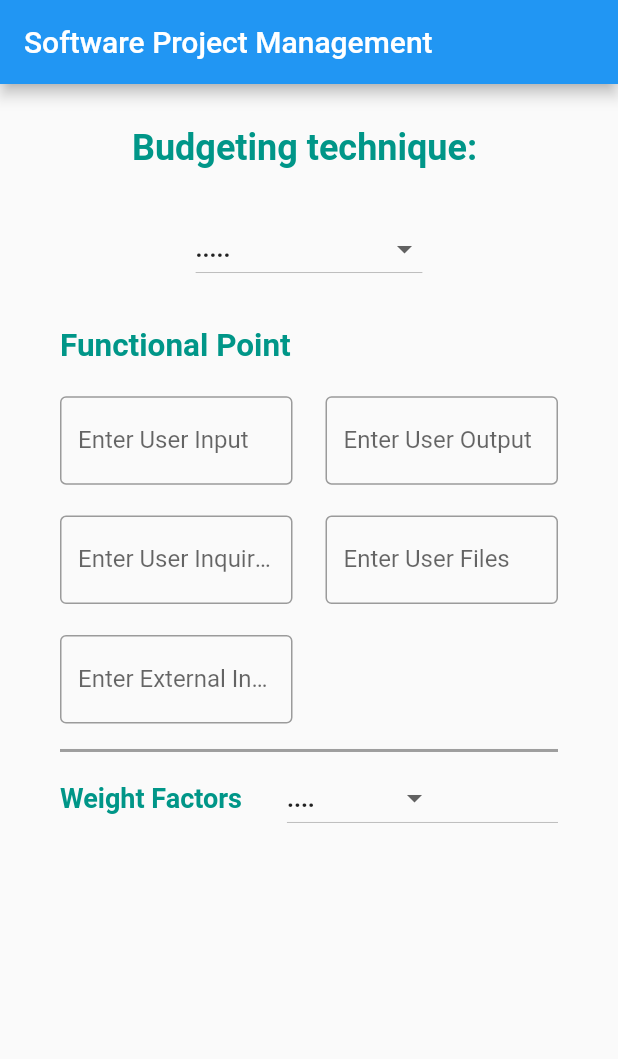
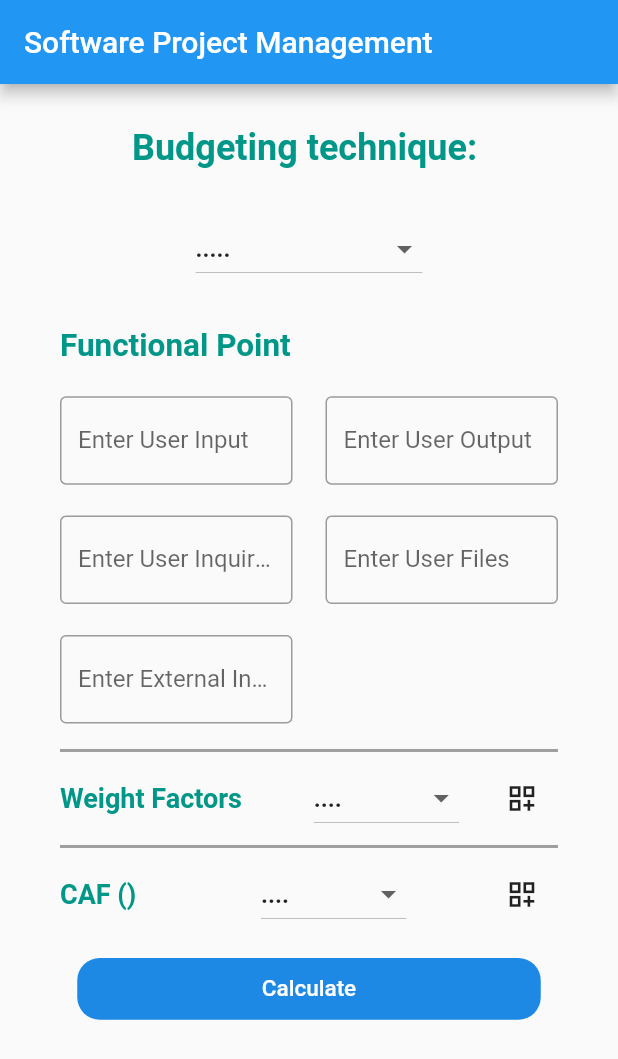
Before and after one commit to MFY2000/Spm-Bugdet-technique, a Flutter app: the screen it shows after launch, on a phone screen of 412 x 824 dp. Shown: the top 1059 px of the screen. Run offline on Flutter 3.47's test engine with Material 2 defaults, Android fonts, the phone set to English and light mode, and no system bars.

Commit message:
MFY auto commit at 18/11/2021 06:40:33

```diff
--- a/Flutter/budget_calculator/lib/Pages/Functional Point/FunctionalPoint.dart
+++ b/Flutter/budget_calculator/lib/Pages/Functional Point/FunctionalPoint.dart
@@ -37,6 +37,7 @@ class _FunctionalPointState extends State<FunctionalPoint> {
                   ),
                 ),
                 const UserPoint(),
+
                 const SizedBox(
                   height: 10,
                 ),
@@ -45,6 +46,7 @@ class _FunctionalPointState extends State<FunctionalPoint> {
                   thickness: 2,
                 ),
                 Row(
+                  mainAxisAlignment: MainAxisAlignment.spaceBetween,
                   children: [
                     const Padding(
                       padding: EdgeInsets.only(right: 30),
@@ -56,14 +58,70 @@ class _FunctionalPointState extends State<FunctionalPoint> {
                             color: Colors.teal),
                       ),
                     ),
-                    Expanded(
-                      child: DropDownLst(
-                          lstMethods: weightfactors, onSelect: (String) => {}),
+                    DropDownLst(
+                        lstMethods: weightfactors, onSelect: (String) => {}),
+                    IconButton(
+                        onPressed: () => {},
+                        icon: const Icon(
+                          Icons.dashboard_customize_outlined,
+                          size: 22,
+                        ))
+                  ],
+                ),
+
+                //  onbuttonclick
+                Container(
+                  padding: EdgeInsets.symmetric(horizontal: 40),
+                  child: Column(
+                    children: [],
+                  ),
+                ),
+
+                const Divider(
+                  color: Colors.grey,
+                  thickness: 2,
+                ),
+
+                Row(
+                  mainAxisAlignment: MainAxisAlignment.spaceBetween,
+                  children: [
+                    const Padding(
+                      padding: EdgeInsets.only(right: 30),
+                      child: Text(
+                        "CAF ()",
+                        style: TextStyle(
+                            fontSize: 18,
+                            fontWeight: FontWeight.bold,
+                            color: Colors.teal),
+                      ),
                     ),
+                    DropDownLst(
+                        lstMethods: weightfactors, onSelect: (String) => {}),
+                    IconButton(
+                        onPressed: () => {},
+                        icon: const Icon(
+                          Icons.dashboard_customize_outlined,
+                          size: 22,
+                        ))
                   ],
-
-
-                )
+                ),
+                TextButton(
+                    onPressed: () => {},
+                    child: Container(
+                      margin: EdgeInsets.only(
+                          top: MediaQuery.of(context).size.height * .0125),
+                      width: MediaQuery.of(context).size.width * .75,
+                      height: MediaQuery.of(context).size.height * .05,
+                      alignment: Alignment.center,
+                      child: const Text(
+                        "Calculate",
+                        style: TextStyle(fontSize: 15, color: Colors.white),
+                      ),
+                      decoration: BoxDecoration(
+                          color: Colors.blue[600],
+                          borderRadius:
+                              BorderRadius.all(Radius.circular(15.0))),
+                    )),
               ],
             )));
   }
```
